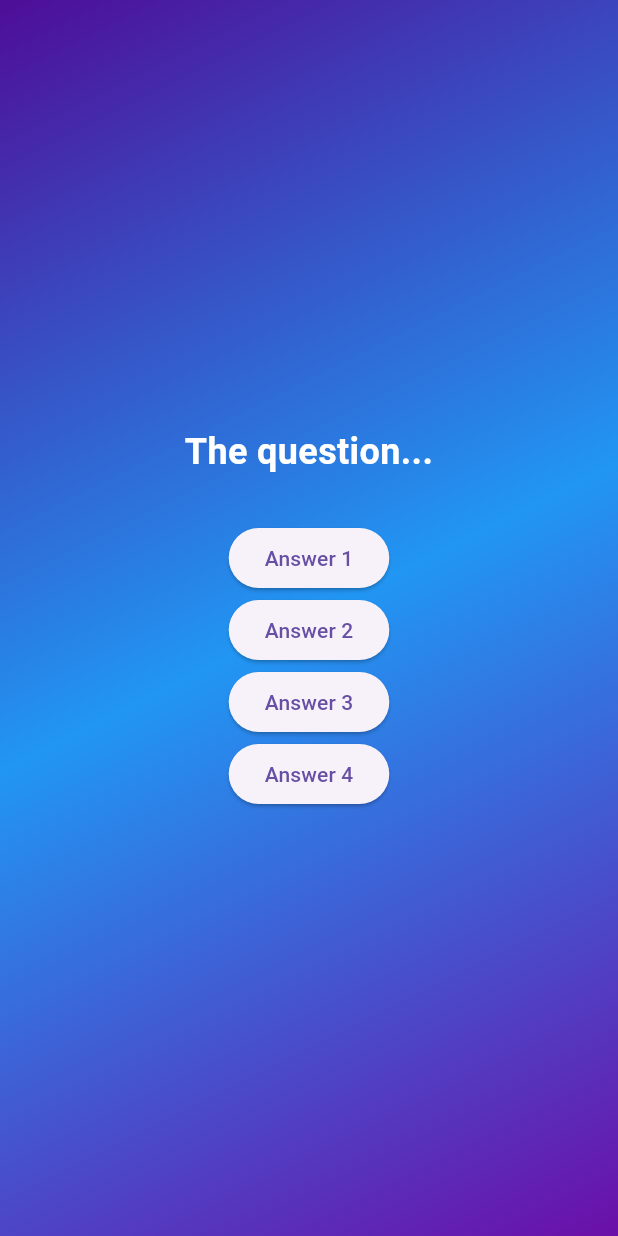
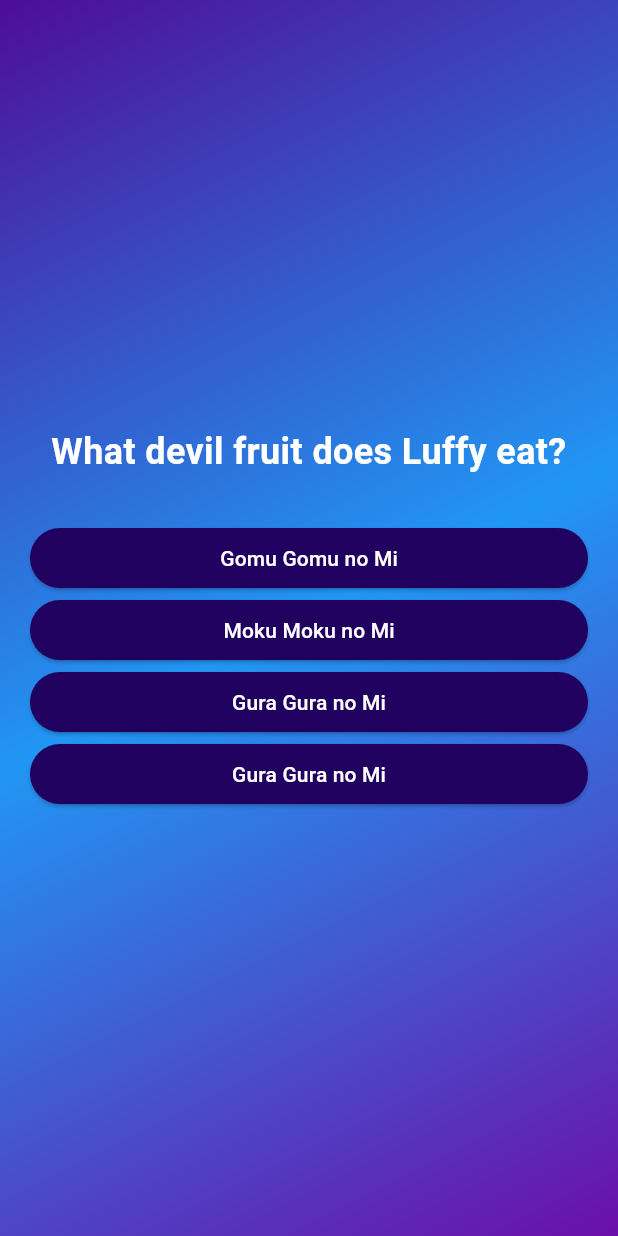
Before and after one commit to AntonioMateria/quiz_app, a Flutter app: the screen it shows after launch, after a tap on "Start Quiz", on a phone screen of 412 x 824 dp. Run offline on Flutter 3.47's test engine with Material 3 defaults, Android fonts, the phone set to English and light mode, and no system bars.

Commit message:
created answer button and change the style on them

```diff
--- /dev/null
+++ b/lib/answer_button.dart
@@ -0,0 +1,21 @@
+import 'package:flutter/material.dart';
+
+class AnswerButton extends StatelessWidget {
+  const AnswerButton(
+      {required this.answerText, required this.onTap, super.key});
+
+  final String answerText;
+  final void Function() onTap;
+
+  @override
+  Widget build(context) {
+    return ElevatedButton(
+      onPressed: onTap,
+      style: ElevatedButton.styleFrom(
+        backgroundColor: const Color.fromARGB(255, 33, 1, 95),
+        foregroundColor: Colors.white,
+      ),
+      child: Text(answerText),
+    );
+  }
+}
--- a/lib/data/questions.dart
+++ b/lib/data/questions.dart
@@ -1,31 +1,24 @@
 import 'package:quiz_app/models/quiz_questions.dart';
 
 const questions = [
-QuizQuestion(
-  'what devil fruit does luffy eat?',
-
-['gomu gomu no mi', 'moku moku no mi', 'gura gura no mi', 'gura gura no mi'],
-),
-
-QuizQuestion(
-  'what is the name of the pirate crew that luffy is the captain of?',
-
-['straw hat pirates', 'black beard pirates', 'red hair pirates', 'white beard pirates'],
-)
-
-QuizQuestion('what is luffys brothers name'),
-
-['ace', 'sabo', 'shanks', 'zoro'],
-),
-
-QuizQuestion(
-  'what is the name of the pirate crew that zoro is the captain of?',
-
-['straw hat pirates', 'black beard pirates', 'red hair pirates', 'white beard pirates'],
-),
-
-QuizQuestion('how many swords does zoro use', ['1', '2', '3', '4']),
-
-
-
+  QuizQuestions(
+    'What devil fruit does Luffy eat?',
+    ['Gomu Gomu no Mi', 'Moku Moku no Mi', 'Gura Gura no Mi', 'Gura Gura no Mi'],
+  ),
+  QuizQuestions(
+    'What is the name of the pirate crew that Luffy is the captain of?',
+    ['Straw Hat Pirates', 'Black Beard Pirates', 'Red Hair Pirates', 'White Beard Pirates'],
+  ),
+  QuizQuestions(
+    'What is Luffy\'s brother\'s name?',
+    ['Ace', 'Sabo', 'Shanks', 'Zoro'],
+  ),
+  QuizQuestions(
+    'What is the name of the pirate crew that Zoro is the captain of?',
+    ['Straw Hat Pirates', 'Black Beard Pirates', 'Red Hair Pirates', 'White Beard Pirates'],
+  ),
+  QuizQuestions(
+    'How many swords does Zoro use?',
+    ['1', '2', '3', '4'],
+  ),
 ];
--- a/lib/models/quiz_questions.dart
+++ b/lib/models/quiz_questions.dart
@@ -1,5 +1,5 @@
 class QuizQuestions{
   const QuizQuestions(this.text, this.answers);
   final String text;
-  final List<String> answers
+  final List<String> answers;
 }
--- a/lib/questions_screen.dart
+++ b/lib/questions_screen.dart
@@ -1,4 +1,6 @@
 import 'package:flutter/material.dart';
+import 'package:quiz_app/answer_button.dart';
+import 'package:quiz_app/data/questions.dart';
 
 class QuestionsScreen extends StatefulWidget {
   const QuestionsScreen({super.key});
@@ -12,13 +14,17 @@ class QuestionsScreen extends StatefulWidget {
 class _QuestionsScreenState extends State<QuestionsScreen> {
   @override
   Widget build(context) {
+    final currentQuestion = questions[0];
     return SizedBox(
       width: double.infinity,
+      child: Container(
+        margin: const EdgeInsets.all(20),
         child: Column(
           mainAxisAlignment: MainAxisAlignment.center,
+          crossAxisAlignment: CrossAxisAlignment.stretch,
           children: [
-          const Text(
-            'The question...',
+            Text(
+              currentQuestion.text,
               style: TextStyle(
                 fontSize: 24,
                 color: Colors.white,
@@ -27,23 +33,14 @@ class _QuestionsScreenState extends State<QuestionsScreen> {
               textAlign: TextAlign.center,
             ),
             const SizedBox(height: 30),
-          ElevatedButton(
-            onPressed: () {},
-            child: const Text('Answer 1'),
+            ...currentQuestion.answers.map((item) {
+              return AnswerButton(
+                answerText: item,
+                onTap: () {},
+              );
+            }),
+          ],
         ),
-          ElevatedButton(
-            onPressed: () {},
-            child: const Text('Answer 2'),
-          ),
-          ElevatedButton(
-            onPressed: () {},
-            child: const Text('Answer 3'),
-          ),
-          ElevatedButton(
-            onPressed: () {},
-            child: const Text('Answer 4'),
-          ),
-        ],
       ),
     );
   }
```
Lines whose indentation alone changed are shown as unchanged.
